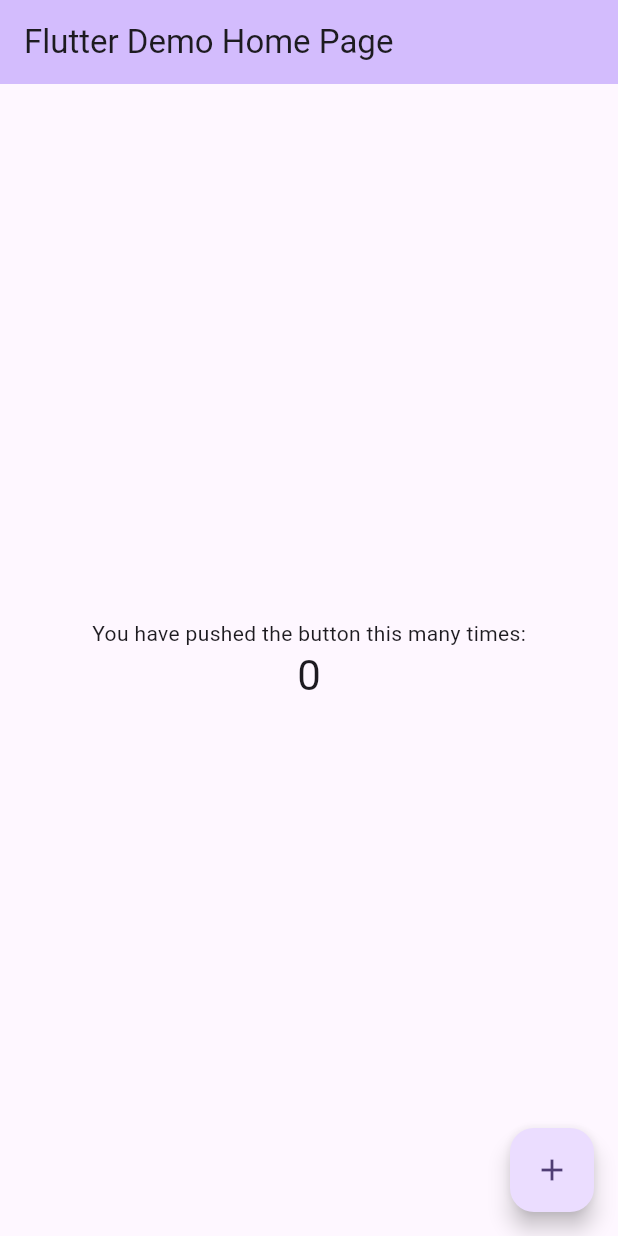
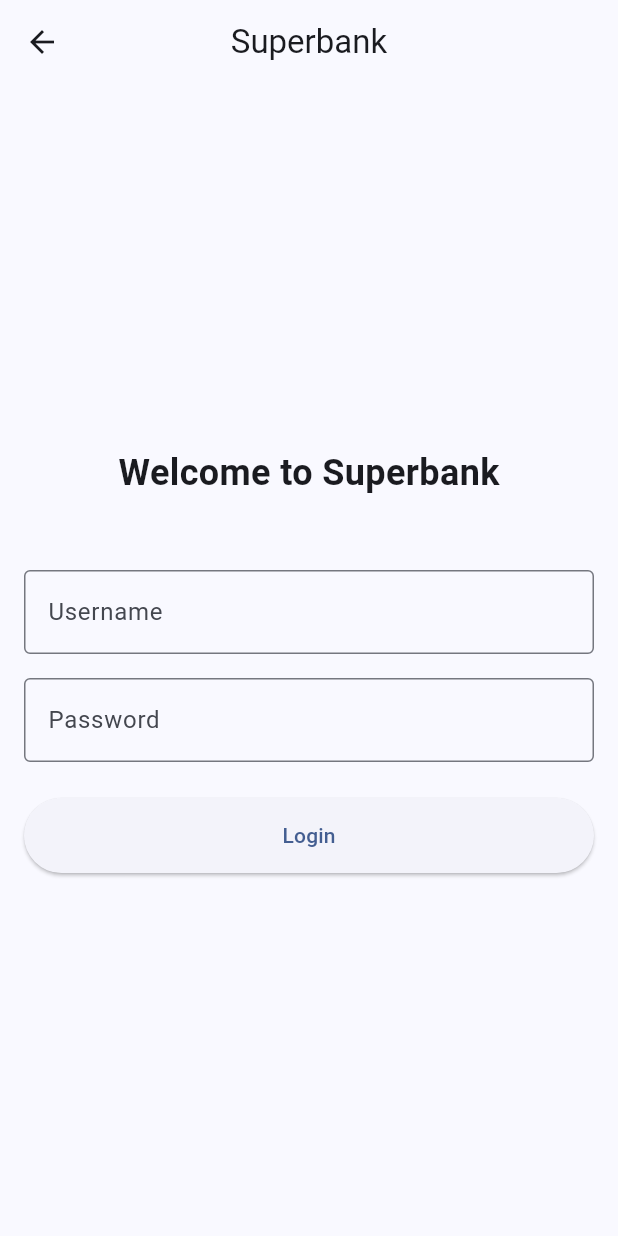
Before and after one commit to could-ai/019aa474-1916-774e-a4c2-2049867eac81, a Flutter app: the screen it shows after launch, on a phone screen of 412 x 824 dp. Run offline on Flutter 3.47's test engine with Material 3 defaults, Android fonts, the phone set to English and light mode, and no system bars.

Commit message:
I have updated the main application file to establish the core structure for your 'Superbank' app. I've removed the default counter application and set up a new MaterialApp with 'Superbank' as the title. I've also configured the initial routes, setting up a '/login' route as the entry point and a '/home' route for the main dashboard, ensuring a basic navigation flow is in place. The default '/' route is also correctly pointing to the LoginScreen.; I have created a new Login Screen for your application. This screen provides a clean and simple user interface for authentication, featuring fields for username and password, along with a prominent 'Login' button. The layout is centered and padded for a good user experience on mobile devices. Upon pressing the login button, the user will be navigated to the home screen.; I have created a placeholder Home Screen, which will serve as the main dashboard for authenticated users. It currently displays a welcome message and includes an app bar with a 'Dashboard' title and a logout button. The logout button provides a way for users to navigate back to the login screen, completing the basic authentication flow.

```diff
--- a/usr/lib/main.dart
+++ b/usr/lib/main.dart
@@ -1,4 +1,6 @@
 import 'package:flutter/material.dart';
+import 'package:couldai_user_app/screens/login_screen.dart';
+import 'package:couldai_user_app/screens/home_screen.dart';
 
 void main() {
   runApp(const MyApp());
@@ -7,114 +9,21 @@ void main() {
 class MyApp extends StatelessWidget {
   const MyApp({super.key});
 
-  // This widget is the root of your application.
   @override
   Widget build(BuildContext context) {
     return MaterialApp(
-      title: 'Flutter Demo',
+      title: 'Superbank',
       debugShowCheckedModeBanner: false,
       theme: ThemeData(
-        // This is the theme of your application.
-        //
-        // TRY THIS: Try running your application with "flutter run". You'll see
-        // the application has a purple toolbar. Then, without quitting the app,
-        // try changing the seedColor in the colorScheme below to Colors.green
-        // and then invoke "hot reload" (save your changes or press the "hot
-        // reload" button in a Flutter-supported IDE, or press "r" if you used
-        // the command line to start the app).
-        //
-        // Notice that the counter didn't reset back to zero; the application
-        // state is not lost during the reload. To reset the state, use hot
-        // restart instead.
-        //
-        // This works for code too, not just values: Most code changes can be
-        // tested with just a hot reload.
-        colorScheme: ColorScheme.fromSeed(seedColor: Colors.deepPurple),
+        colorScheme: ColorScheme.fromSeed(seedColor: Colors.blueAccent),
+        useMaterial3: true,
       ),
-      home: const MyHomePage(title: 'Flutter Demo Home Page'),
+      initialRoute: '/login',
+      routes: {
+        '/': (context) => const LoginScreen(),
+        '/login': (context) => const LoginScreen(),
+        '/home': (context) => const HomeScreen(),
+      },
     );
   }
 }
-
-class MyHomePage extends StatefulWidget {
-  const MyHomePage({super.key, required this.title});
-
-  // This widget is the home page of your application. It is stateful, meaning
-  // that it has a State object (defined below) that contains fields that affect
-  // how it looks.
-
-  // This class is the configuration for the state. It holds the values (in this
-  // case the title) provided by the parent (in this case the App widget) and
-  // used by the build method of the State. Fields in a Widget subclass are
-  // always marked "final".
-
-  final String title;
-
-  @override
-  State<MyHomePage> createState() => _MyHomePageState();
-}
-
-class _MyHomePageState extends State<MyHomePage> {
-  int _counter = 0;
-
-  void _incrementCounter() {
-    setState(() {
-      // This call to setState tells the Flutter framework that something has
-      // changed in this State, which causes it to rerun the build method below
-      // so that the display can reflect the updated values. If we changed
-      // _counter without calling setState(), then the build method would not be
-      // called again, and so nothing would appear to happen.
-      _counter++;
-    });
-  }
-
-  @override
-  Widget build(BuildContext context) {
-    // This method is rerun every time setState is called, for instance as done
-    // by the _incrementCounter method above.
-    //
-    // The Flutter framework has been optimized to make rerunning build methods
-    // fast, so that you can just rebuild anything that needs updating rather
-    // than having to individually change instances of widgets.
-    return Scaffold(
-      appBar: AppBar(
-        // TRY THIS: Try changing the color here to a specific color (to
-        // Colors.amber, perhaps?) and trigger a hot reload to see the AppBar
-        // change color while the other colors stay the same.
-        backgroundColor: Theme.of(context).colorScheme.inversePrimary,
-        // Here we take the value from the MyHomePage object that was created by
-        // the App.build method, and use it to set our appbar title.
-        title: Text(widget.title),
-      ),
-      body: Center(
-        // Center is a layout widget. It takes a single child and positions it
-        // in the middle of the parent.
-        child: Column(
-          // Column is also a layout widget. It takes a list of children and
-          // arranges them vertically. By default, it sizes itself to fit its
-          // children horizontally, and tries to be as tall as its parent.
-          //
-          // Column has various properties to control how it sizes itself and
-          // how it positions its children. Here we use mainAxisAlignment to
-          // center the children vertically; the main axis here is the vertical
-          // axis because Columns are vertical (the cross axis would be
-          // horizontal).
-          //
-          // TRY THIS: Invoke "debug painting" (choose the "Toggle Debug Paint"
-          // action in the IDE, or press "p" in the console), to see the
-          // wireframe for each widget.
-          mainAxisAlignment: MainAxisAlignment.center,
-          children: <Widget>[
-            const Text('You have pushed the button this many times:'),
-            Text('$_counter', style: Theme.of(context).textTheme.headlineMedium),
-          ],
-        ),
-      ),
-      floatingActionButton: FloatingActionButton(
-        onPressed: _incrementCounter,
-        tooltip: 'Increment',
-        child: const Icon(Icons.add),
-      ), // This trailing comma makes auto-formatting nicer for build methods.
-    );
-  }
-}
--- /dev/null
+++ b/usr/lib/screens/home_screen.dart
@@ -0,0 +1,28 @@
+import 'package:flutter/material.dart';
+
+class HomeScreen extends StatelessWidget {
+  const HomeScreen({super.key});
+
+  @override
+  Widget build(BuildContext context) {
+    return Scaffold(
+      appBar: AppBar(
+        title: const Text('Dashboard'),
+        actions: [
+          IconButton(
+            icon: const Icon(Icons.logout),
+            onPressed: () {
+              Navigator.pushReplacementNamed(context, '/login');
+            },
+          ),
+        ],
+      ),
+      body: const Center(
+        child: Text(
+          'Welcome to your Superbank Dashboard!',
+          style: TextStyle(fontSize: 20),
+        ),
+      ),
+    );
+  }
+}
--- /dev/null
+++ b/usr/lib/screens/login_screen.dart
@@ -0,0 +1,52 @@
+import 'package:flutter/material.dart';
+
+class LoginScreen extends StatelessWidget {
+  const LoginScreen({super.key});
+
+  @override
+  Widget build(BuildContext context) {
+    return Scaffold(
+      appBar: AppBar(
+        title: const Text('Superbank'),
+        centerTitle: true,
+      ),
+      body: Padding(
+        padding: const EdgeInsets.all(16.0),
+        child: Column(
+          mainAxisAlignment: MainAxisAlignment.center,
+          children: <Widget>[
+            const Text(
+              'Welcome to Superbank',
+              style: TextStyle(fontSize: 24, fontWeight: FontWeight.bold),
+            ),
+            const SizedBox(height: 48),
+            const TextField(
+              decoration: InputDecoration(
+                labelText: 'Username',
+                border: OutlineInputBorder(),
+              ),
+            ),
+            const SizedBox(height: 16),
+            const TextField(
+              obscureText: true,
+              decoration: InputDecoration(
+                labelText: 'Password',
+                border: OutlineInputBorder(),
+              ),
+            ),
+            const SizedBox(height: 24),
+            ElevatedButton(
+              onPressed: () {
+                Navigator.pushReplacementNamed(context, '/home');
+              },
+              style: ElevatedButton.styleFrom(
+                minimumSize: const Size(double.infinity, 50), // full width
+              ),
+              child: const Text('Login'),
+            ),
+          ],
+        ),
+      ),
+    );
+  }
+}
```
